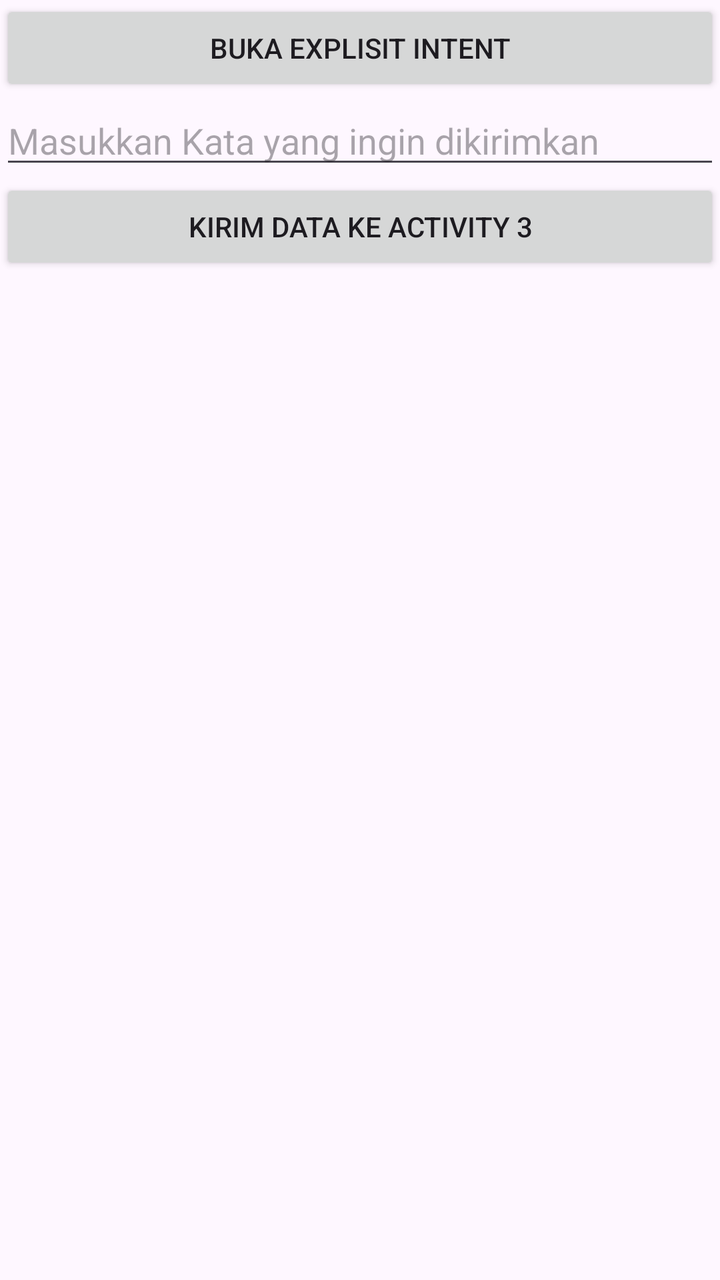
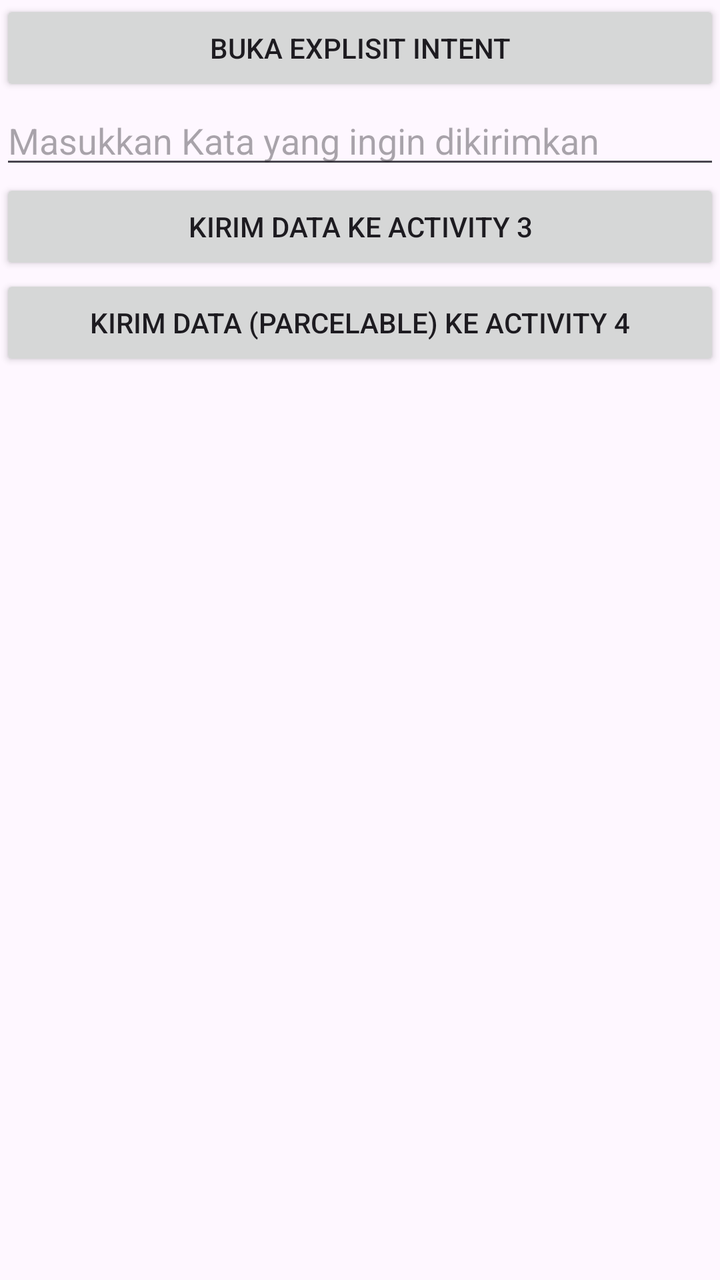

Two renders of the same Android screen: before a commit and after it. Below are the layout's source before the change and the commit's diff.
<!-- AndroidManifest.xml: application theme Theme.ExplisitIntent -->
<!-- res/layout/activity_main.xml -->
<?xml version="1.0" encoding="utf-8"?>
<LinearLayout xmlns:android="http://schemas.android.com/apk/res/android"
    xmlns:app="http://schemas.android.com/apk/res-auto"
    xmlns:tools="http://schemas.android.com/tools"
    android:id="@+id/main"
    android:layout_width="match_parent"
    android:layout_height="match_parent"
    tools:context=".MainActivity"
    android:orientation="vertical"
    android:layout_margin="16dp">

    <Button
        android:layout_width="match_parent"
        android:layout_height="wrap_content"
        android:id="@+id/btnExplisit1"
        android:text="Buka Explisit Intent" />

    <EditText
        android:layout_width="match_parent"
        android:layout_height="wrap_content"
        android:id="@+id/dataKirim"
        android:inputType="text"
        android:hint="Masukkan Kata yang ingin dikirimkan"/>

    <Button
        android:layout_width="match_parent"
        android:layout_height="wrap_content"
        android:id="@+id/btnExplisit2"
        android:text="Kirim Data ke Activity 3" />
</LinearLayout>
<!-- resources referenced by this layout -->
<resources>
  <style name="Theme.ExplisitIntent" parent="Base.Theme.ExplisitIntent" />
  <style name="Base.Theme.ExplisitIntent" parent="Theme.Material3.DayNight.NoActionBar">
          
          
      </style>
</resources>

<!-- the commit's change to res/layout/activity_main.xml (unified diff, before → after) -->
@@ -27,4 +27,10 @@
         android:layout_height="wrap_content"
         android:id="@+id/btnExplisit2"
         android:text="Kirim Data ke Activity 3" />
+
+    <Button
+        android:layout_width="match_parent"
+        android:layout_height="wrap_content"
+        android:id="@+id/btnExplisit3"
+        android:text="Kirim Data (Parcelable) ke Activity 4"/>
 </LinearLayout>
